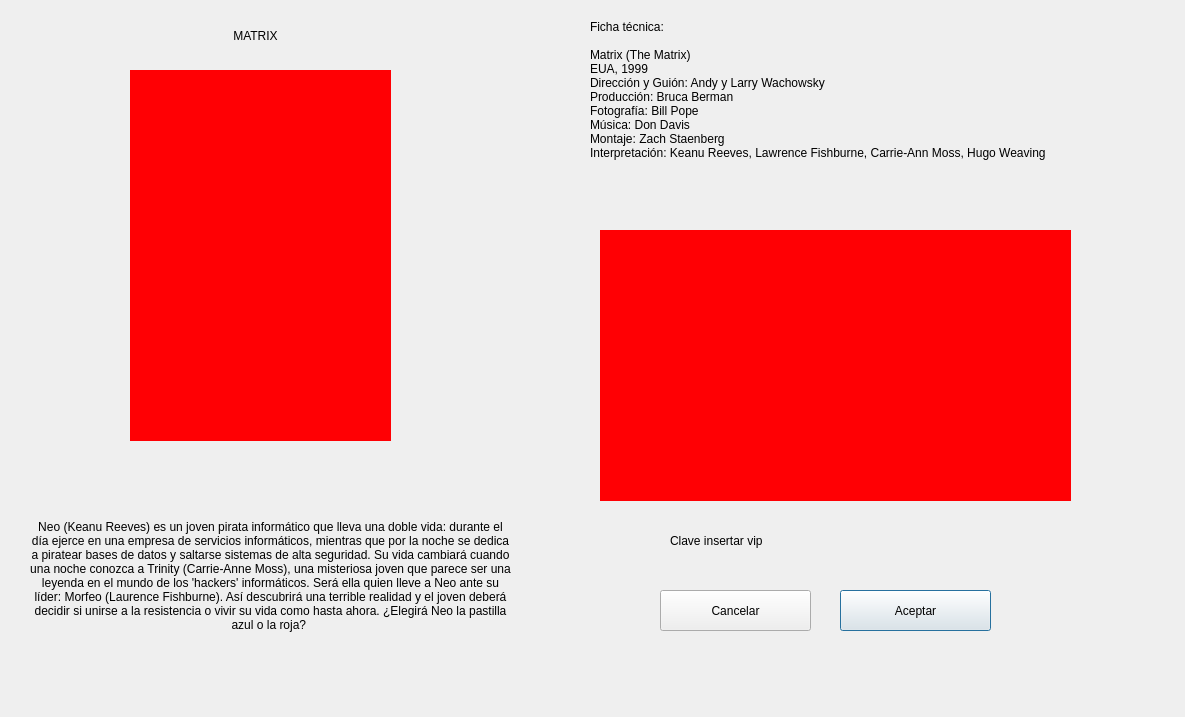
Qt form pelicula_1.ui (Danizet/GUI_Proyecto_Magic_Cine) before a commit.
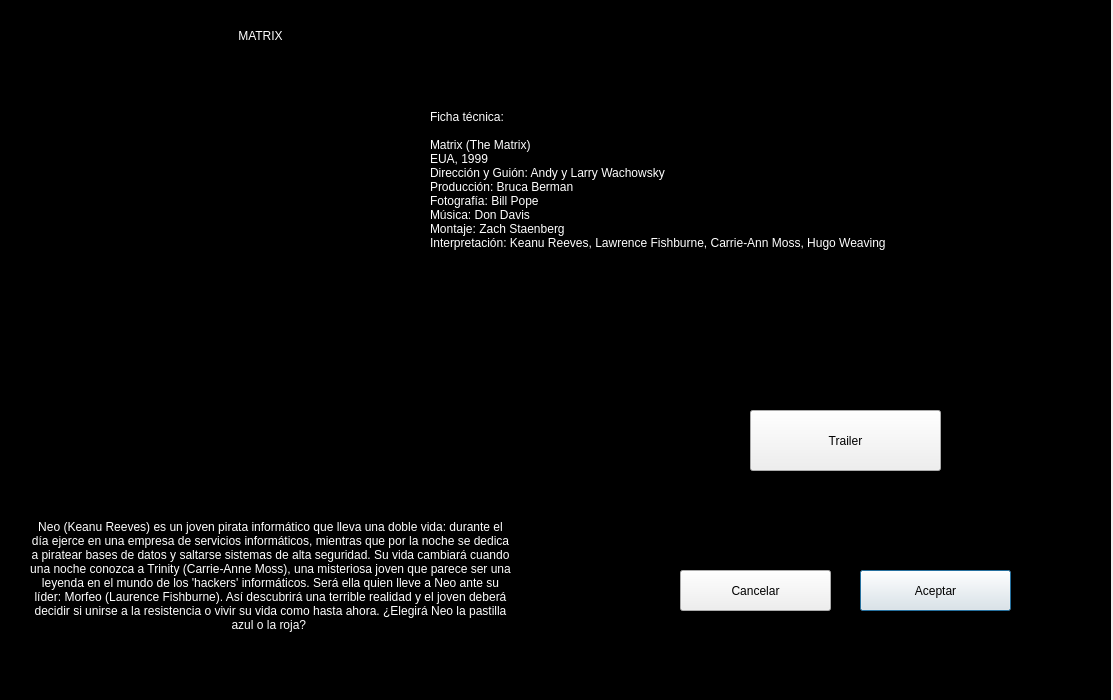
The same form after that commit. Icons and pictures are not drawn.

```diff
--- a/pelicula_1.ui
+++ b/pelicula_1.ui
@@ -6,8 +6,8 @@
    <rect>
     <x>0</x>
     <y>0</y>
-    <width>1185</width>
-    <height>717</height>
+    <width>1113</width>
+    <height>700</height>
    </rect>
   </property>
   <property name="windowTitle">
@@ -19,12 +19,15 @@
   <widget class="QPushButton" name="pushButton">
    <property name="geometry">
     <rect>
-     <x>840</x>
-     <y>590</y>
+     <x>860</x>
+     <y>570</y>
      <width>151</width>
      <height>41</height>
     </rect>
    </property>
+   <property name="styleSheet">
+    <string notr="true">color: rgb(0, 0, 0);</string>
+   </property>
    <property name="text">
     <string>Aceptar</string>
    </property>
@@ -42,7 +45,8 @@
     <string>&lt;html&gt;&lt;head/&gt;&lt;body&gt;&lt;p align=&quot;center&quot;&gt;mi mama me mimaaaaaaaaaaaaaaaaaaaaaaaaaaaaa&lt;/p&gt;&lt;/body&gt;&lt;/html&gt;</string>
    </property>
    <property name="styleSheet">
-    <string notr="true">font: 12pt &quot;Segoe UI&quot;;</string>
+    <string notr="true">font: 12pt &quot;Segoe UI&quot;;
+color: rgb(255, 255, 255);</string>
    </property>
    <property name="text">
     <string>Neo (Keanu Reeves) es un joven pirata informático que lleva una doble vida: durante el día ejerce en una empresa de servicios informáticos, mientras que por la noche se dedica a piratear bases de datos y saltarse sistemas de alta seguridad. Su vida cambiará cuando una noche conozca a Trinity (Carrie-Anne Moss), una misteriosa joven que parece ser una leyenda en el mundo de los 'hackers' informáticos. Será ella quien lleve a Neo ante su líder: Morfeo (Laurence Fishburne). Así descubrirá una terrible realidad y el joven deberá decidir si unirse a la resistencia o vivir su vida como hasta ahora. ¿Elegirá Neo la pastilla azul o la roja? </string>
@@ -63,14 +67,15 @@
   <widget class="QLabel" name="label_2">
    <property name="geometry">
     <rect>
-     <x>590</x>
-     <y>20</y>
-     <width>501</width>
-     <height>181</height>
+     <x>430</x>
+     <y>110</y>
+     <width>631</width>
+     <height>241</height>
     </rect>
    </property>
    <property name="styleSheet">
-    <string notr="true">font: 10pt &quot;Segoe UI&quot;;</string>
+    <string notr="true">font: 12pt &quot;Segoe UI&quot;;
+color: rgb(255, 255, 255);</string>
    </property>
    <property name="text">
     <string>Ficha técnica:
@@ -92,25 +97,12 @@
     <bool>false</bool>
    </property>
   </widget>
-  <widget class="QLabel" name="label_3">
-   <property name="geometry">
-    <rect>
-     <x>670</x>
-     <y>520</y>
-     <width>101</width>
-     <height>41</height>
-    </rect>
-   </property>
-   <property name="text">
-    <string>Clave insertar vip</string>
-   </property>
-  </widget>
   <widget class="QLabel" name="label_4">
    <property name="geometry">
     <rect>
-     <x>200</x>
+     <x>190</x>
      <y>20</y>
-     <width>111</width>
+     <width>141</width>
      <height>31</height>
     </rect>
    </property>
@@ -118,7 +110,8 @@
     <enum>Qt::LeftToRight</enum>
    </property>
    <property name="styleSheet">
-    <string notr="true">font: 300 20pt &quot;Segoe UI&quot;;</string>
+    <string notr="true">font: 700 22pt &quot;Segoe UI&quot;;
+color: rgb(255, 255, 255);</string>
    </property>
    <property name="text">
     <string>MATRIX</string>
@@ -143,35 +136,64 @@
     <string>&lt;html&gt;&lt;head/&gt;&lt;body&gt;&lt;p&gt;Votaciones positivas&lt;/p&gt;&lt;p&gt;+ 100&lt;/p&gt;&lt;p&gt;Votaciones negativas&lt;/p&gt;&lt;p&gt;- 26&lt;/p&gt;&lt;/body&gt;&lt;/html&gt;</string>
    </property>
    <property name="styleSheet">
-    <string notr="true">background-color: rgb(255, 0, 4);</string>
-   </property>
-  </widget>
-  <widget class="QWidget" name="widget_2" native="true">
-   <property name="geometry">
-    <rect>
-     <x>600</x>
-     <y>230</y>
-     <width>471</width>
-     <height>271</height>
-    </rect>
-   </property>
-   <property name="styleSheet">
-    <string notr="true">background-color: rgb(255, 0, 4);</string>
+    <string notr="true">image: url(:/Recursos/CArtelera/01.jpg);</string>
    </property>
   </widget>
   <widget class="QPushButton" name="pushButton_2">
    <property name="geometry">
     <rect>
-     <x>660</x>
-     <y>590</y>
+     <x>680</x>
+     <y>570</y>
      <width>151</width>
      <height>41</height>
     </rect>
    </property>
+   <property name="styleSheet">
+    <string notr="true">color: rgb(0, 0, 0);</string>
+   </property>
    <property name="text">
     <string>Cancelar</string>
    </property>
   </widget>
+  <widget class="QPushButton" name="pushButton_3">
+   <property name="geometry">
+    <rect>
+     <x>750</x>
+     <y>410</y>
+     <width>191</width>
+     <height>61</height>
+    </rect>
+   </property>
+   <property name="styleSheet">
+    <string notr="true">font: 22pt &quot;Segoe UI&quot;;
+color: rgb(0, 0, 0);</string>
+   </property>
+   <property name="text">
+    <string>Trailer</string>
+   </property>
+  </widget>
+  <widget class="QWidget" name="widget_2" native="true">
+   <property name="geometry">
+    <rect>
+     <x>0</x>
+     <y>0</y>
+     <width>1111</width>
+     <height>701</height>
+    </rect>
+   </property>
+   <property name="styleSheet">
+    <string notr="true">border-image: url(:/Recursos/Fondos/pngwing.com.png);
+background-color: rgb(0, 0, 0);</string>
+   </property>
+  </widget>
+  <zorder>widget_2</zorder>
+  <zorder>pushButton</zorder>
+  <zorder>label</zorder>
+  <zorder>label_2</zorder>
+  <zorder>label_4</zorder>
+  <zorder>widget</zorder>
+  <zorder>pushButton_2</zorder>
+  <zorder>pushButton_3</zorder>
  </widget>
  <resources/>
  <connections/>
```
